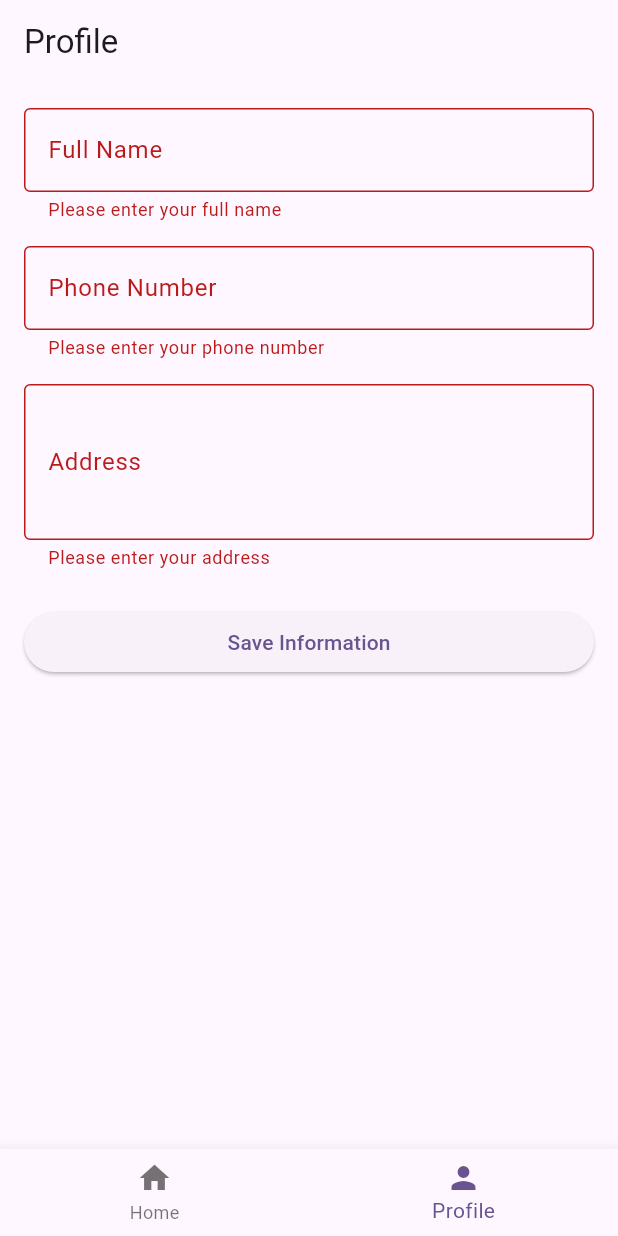
After one commit to Atan0707/ICT602-Lab-Group, a Flutter app: the MainNavigation screen opened directly, item 2 of the bottom bar chosen, after a tap on "Save Information", on a phone screen of 412 x 824 dp. The commit adds this screen. Run offline on Flutter 3.47's test engine with Material 3 defaults, Android fonts, the phone set to English and light mode, and no system bars; our stand-ins replace cloud_firestore, firebase_auth, firebase_core; accounts and stored records are empty.

Commit message:
add profile details

```diff
--- /dev/null
+++ b/lib/pages/main_navigation.dart
@@ -0,0 +1,46 @@
+import 'package:flutter/material.dart';
+import 'home_page.dart';
+import 'user_information_page.dart';
+
+class MainNavigation extends StatefulWidget {
+  const MainNavigation({super.key});
+
+  @override
+  State<MainNavigation> createState() => _MainNavigationState();
+}
+
+class _MainNavigationState extends State<MainNavigation> {
+  int _selectedIndex = 0;
+
+  final List<Widget> _pages = const [
+    HomePage(),
+    UserInformationPage(),
+  ];
+
+  void _onItemTapped(int index) {
+    setState(() {
+      _selectedIndex = index;
+    });
+  }
+
+  @override
+  Widget build(BuildContext context) {
+    return Scaffold(
+      body: _pages[_selectedIndex],
+      bottomNavigationBar: BottomNavigationBar(
+        items: const <BottomNavigationBarItem>[
+          BottomNavigationBarItem(
+            icon: Icon(Icons.home),
+            label: 'Home',
+          ),
+          BottomNavigationBarItem(
+            icon: Icon(Icons.person),
+            label: 'Profile',
+          ),
+        ],
+        currentIndex: _selectedIndex,
+        onTap: _onItemTapped,
+      ),
+    );
+  }
+}
--- /dev/null
+++ b/lib/pages/user_information_page.dart
@@ -0,0 +1,176 @@
+import 'package:flutter/material.dart';
+import 'package:firebase_auth/firebase_auth.dart';
+import 'package:cloud_firestore/cloud_firestore.dart';
+
+class UserInformationPage extends StatefulWidget {
+  const UserInformationPage({super.key});
+
+  @override
+  State<UserInformationPage> createState() => _UserInformationPageState();
+}
+
+class _UserInformationPageState extends State<UserInformationPage> {
+  final _formKey = GlobalKey<FormState>();
+  final _fullNameController = TextEditingController();
+  final _phoneController = TextEditingController();
+  final _addressController = TextEditingController();
+  bool _isLoading = false;
+  bool _isInitialized = false;
+
+  @override
+  void initState() {
+    super.initState();
+    _loadUserInformation();
+  }
+
+  Future<void> _loadUserInformation() async {
+    final user = FirebaseAuth.instance.currentUser;
+    if (user != null) {
+      try {
+        final doc = await FirebaseFirestore.instance
+            .collection('users')
+            .doc(user.uid)
+            .get();
+
+        if (doc.exists && mounted) {
+          setState(() {
+            _fullNameController.text = doc.data()?['fullName'] ?? '';
+            _phoneController.text = doc.data()?['phone'] ?? '';
+            _addressController.text = doc.data()?['address'] ?? '';
+            _isInitialized = true;
+          });
+        }
+      } catch (e) {
+        if (mounted) {
+          ScaffoldMessenger.of(context).showSnackBar(
+            SnackBar(content: Text('Error loading information: $e')),
+          );
+        }
+      }
+    }
+  }
+
+  Future<void> _saveUserInformation() async {
+    if (_formKey.currentState!.validate()) {
+      setState(() {
+        _isLoading = true;
+      });
+
+      try {
+        final user = FirebaseAuth.instance.currentUser;
+        if (user != null) {
+          await FirebaseFirestore.instance
+              .collection('users')
+              .doc(user.uid)
+              .set({
+            'fullName': _fullNameController.text.trim(),
+            'phone': _phoneController.text.trim(),
+            'address': _addressController.text.trim(),
+            'email': user.email,
+            'updatedAt': FieldValue.serverTimestamp(),
+          });
+
+          if (mounted) {
+            ScaffoldMessenger.of(context).showSnackBar(
+              const SnackBar(content: Text('Information saved successfully')),
+            );
+          }
+        }
+      } catch (e) {
+        ScaffoldMessenger.of(context).showSnackBar(
+          SnackBar(content: Text('Error saving information: $e')),
+        );
+      } finally {
+        if (mounted) {
+          setState(() {
+            _isLoading = false;
+          });
+        }
+      }
+    }
+  }
+
+  @override
+  Widget build(BuildContext context) {
+    if (!_isInitialized && !_isLoading) {
+      return const Scaffold(
+        body: Center(child: CircularProgressIndicator()),
+      );
+    }
+
+    return Scaffold(
+      appBar: AppBar(
+        title: const Text('Profile'),
+      ),
+      body: SingleChildScrollView(
+        padding: const EdgeInsets.all(16.0),
+        child: Form(
+          key: _formKey,
+          child: Column(
+            crossAxisAlignment: CrossAxisAlignment.stretch,
+            children: [
+              TextFormField(
+                controller: _fullNameController,
+                decoration: const InputDecoration(
+                  labelText: 'Full Name',
+                  border: OutlineInputBorder(),
+                ),
+                validator: (value) {
+                  if (value == null || value.isEmpty) {
+                    return 'Please enter your full name';
+                  }
+                  return null;
+                },
+              ),
+              const SizedBox(height: 16),
+              TextFormField(
+                controller: _phoneController,
+                decoration: const InputDecoration(
+                  labelText: 'Phone Number',
+                  border: OutlineInputBorder(),
+                ),
+                keyboardType: TextInputType.phone,
+                validator: (value) {
+                  if (value == null || value.isEmpty) {
+                    return 'Please enter your phone number';
+                  }
+                  return null;
+                },
+              ),
+              const SizedBox(height: 16),
+              TextFormField(
+                controller: _addressController,
+                decoration: const InputDecoration(
+                  labelText: 'Address',
+                  border: OutlineInputBorder(),
+                ),
+                maxLines: 3,
+                validator: (value) {
+                  if (value == null || value.isEmpty) {
+                    return 'Please enter your address';
+                  }
+                  return null;
+                },
+              ),
+              const SizedBox(height: 24),
+              _isLoading
+                  ? const Center(child: CircularProgressIndicator())
+                  : ElevatedButton(
+                      onPressed: _saveUserInformation,
+                      child: const Text('Save Information'),
+                    ),
+            ],
+          ),
+        ),
+      ),
+    );
+  }
+
+  @override
+  void dispose() {
+    _fullNameController.dispose();
+    _phoneController.dispose();
+    _addressController.dispose();
+    super.dispose();
+  }
+}
--- a/pubspec.yaml
+++ b/pubspec.yaml
@@ -37,6 +37,7 @@ dependencies:
   cupertino_icons: ^1.0.8
   firebase_core: ^3.11.0
   firebase_auth: ^5.4.2
+  cloud_firestore: ^5.6.3
 
 dev_dependencies:
   flutter_test:
```
Also changed, not shown: lib/pages/department_form_page.dart (added, +163 -0 lines), lib/pages/login_page.dart (+6 -3 lines), pubspec.lock, 3 other files.
